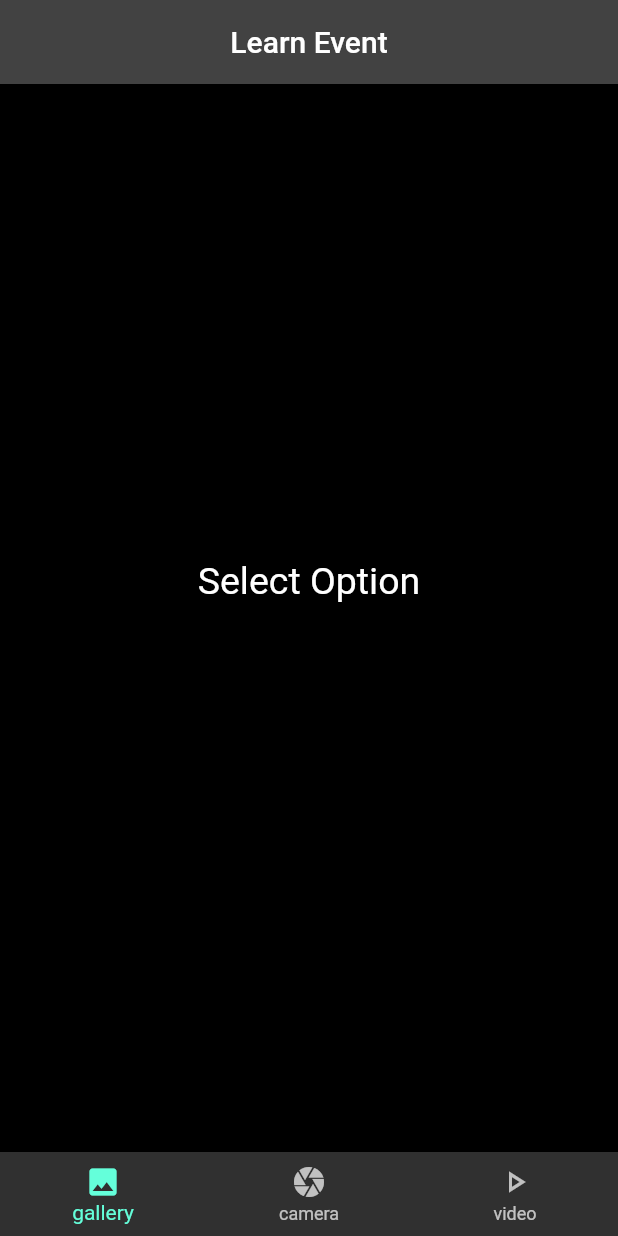
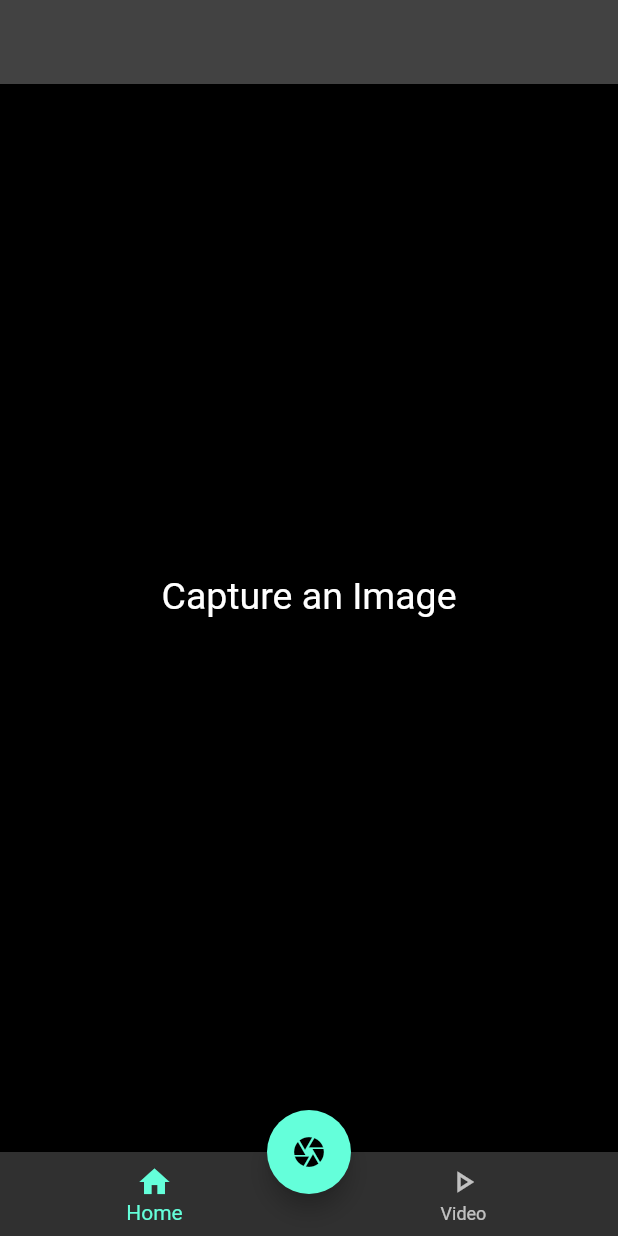
Before and after one commit to learnevent/edu_app, a Flutter app: the screen it shows after launch, on a phone screen of 412 x 824 dp. Run offline on Flutter 3.47's test engine with Material 2 defaults, Android fonts, the phone set to English and light mode, and no system bars; our stand-ins replace hooks_riverpod, image_picker, youtube_player_flutter; missing offline and left inert: google_mlkit_image_labeling, google_mlkit_object_detection.

Commit message:
Added stateProviders and modified behaviour

```diff
--- a/lib/pages/homepage/homepage.dart
+++ b/lib/pages/homepage/homepage.dart
@@ -1,83 +1,56 @@
+// ignore_for_file: avoid_print
+// ignore_for_file: must_be_immutable
 import 'dart:io';
 import 'package:flutter/material.dart';
 import 'package:image_picker/image_picker.dart';
-import 'package:progress_indicators/progress_indicators.dart';
+import 'package:hooks_riverpod/hooks_riverpod.dart';
 import 'package:google_mlkit_image_labeling/google_mlkit_image_labeling.dart';
 import 'package:google_mlkit_object_detection/google_mlkit_object_detection.dart';
-import 'format_label_list.dart';
+import 'process_image.dart';
 
-class HomePage extends StatefulWidget {
-  const HomePage({Key? key}) : super(key: key);
+// We create a "provider", which will store a value (here 'Capture an Image').
+// By using a provider, this allows us to mock/override the value exposed.
+final promptProvider = StateProvider((_) => 'Capture an Image');
+final imageSourceProvider = StateProvider((_) => '');
+final pathProvider = StateProvider((_) => '');
+// TODO: Convert into FutureProvider
+final scannedTextProvider = StateProvider((_) => '');
+
+class HomePage extends HookConsumerWidget {
+  HomePage({Key? key}) : super(key: key);
+  final controller = TextEditingController();
 
   @override
-  State<HomePage> createState() => _HomePageState();
-}
+  Widget build(BuildContext context, WidgetRef ref) {
+    String prompt = ref.watch(promptProvider);
+    String source = ref.watch(imageSourceProvider);
+    String path = ref.watch(pathProvider);
+    String scannedText = ref.watch(scannedTextProvider);
 
-class _HomePageState extends State<HomePage> {
-  late TextEditingController controller;
-
-  @override
-  void initState() {
-    super.initState();
-    controller = TextEditingController();
-  }
-
-  @override
-  void dispose() {
-    controller.dispose();
-    super.dispose();
-  }
-
-  int _currentIndex = 0;
-
-  XFile? imageFile;
-
-  bool checking = false;
-
-  String scannedText = "";
-
-  @override
-  Widget build(BuildContext context) {
     return Scaffold(
       appBar: AppBar(
         centerTitle: true,
-        title: const Text("Learn Event"),
+        title: Text(source),
       ),
+
       body: Center(
         child: SingleChildScrollView(
           child: Column(
             children: [
-              if (imageFile == null && checking == false)
+              if (path.isEmpty)
+                Text(
+                  prompt,
+                  style: const TextStyle(fontSize: 25),
+                ),
               Column(
-                  crossAxisAlignment: CrossAxisAlignment.center,
-                  children: const [
-                    Text(
-                      'Select Option',
-                      style: TextStyle(fontSize: 25),
-                    ),
-                    SizedBox(
-                      height: 20,
-                    )
-                  ],
-                ),
-              if (imageFile != null)
+                children: [
+                  if (path.isNotEmpty)
                     SizedBox(
                       height: 300,
                       width: 600,
-                  child: Image.file(File(imageFile!.path)),
+                      child: Image.file(File(path)),
                     ),
-              if (checking == true)
-                // JumpingDotsProgressIndicator(
-                //   fontSize: 100.0,
-                //   color: Colors.white,
-                // ),
-                GlowingProgressIndicator(
-                  duration: const Duration(milliseconds: 150),
-                  child: const Icon(
-                    Icons.visibility_sharp,
-                    size: 100.0,
-                  ),
-                ),
+                  // TODO: Handle scannedText asynchronously + Add progress indicator
                   Text(
                     scannedText,
                     style: const TextStyle(fontSize: 25),
@@ -85,34 +58,25 @@ class _HomePageState extends State<HomePage> {
                   ),
                 ],
               ),
+            ],
+          ),
         ),
       ),
       bottomNavigationBar: BottomNavigationBar(
         items: const [
-          BottomNavigationBarItem(icon: Icon(Icons.photo), label: 'gallery'),
-          BottomNavigationBarItem(icon: Icon(Icons.camera), label: 'camera'),
+          BottomNavigationBarItem(icon: Icon(Icons.home), label: 'Home'),
           BottomNavigationBarItem(
-              icon: Icon(Icons.play_arrow_outlined), label: 'video'),
+              icon: Icon(Icons.play_arrow_outlined), label: 'Video'),
         ],
-        onTap: _changeIndex,
-        currentIndex: _currentIndex,
-      ),
-    );
+        onTap: (int index) async {
+          if (index == 0) {
+            // TODO: Find a better way to dispose of state
+            ref.read(promptProvider.state).state = 'Capture an Image';
+            ref.read(imageSourceProvider.state).state = 'Home';
+            ref.read(pathProvider.state).state = '';
+            ref.read(scannedTextProvider.state).state = '';
           }
-
-  void _changeIndex(int value) async {
-    _currentIndex = value;
-    scannedText = "";
-
-    if (_currentIndex == 0) {
-      processImage(ImageSource.gallery);
-    }
-
-    if (_currentIndex == 1) {
-      processImage(ImageSource.camera);
-    }
-
-    if (_currentIndex == 2) {
+          if (index == 1) {
             void submit() {
               Navigator.of(context).pop(controller.text);
               controller.clear();
@@ -129,53 +93,40 @@ class _HomePageState extends State<HomePage> {
                         onSubmitted: (_) => submit,
                       ),
                       actions: [
-                  TextButton(onPressed: submit, child: const Text('Submit'))
+                        TextButton(
+                            onPressed: submit, child: const Text('Submit'))
                       ],
                     ));
 
             Navigator.of(context).pushNamed('/video', arguments: keyword);
           }
-  }
+        },
+      ),
+      floatingActionButtonLocation: FloatingActionButtonLocation.centerDocked,
+      //Init Floating Action Bubble
+      floatingActionButton: FloatingActionButton(
+        // Menu items
+        child: const Icon(Icons.camera),
+        onPressed: () async {
+          // TODO: Find a better way to dispose of state
+          ref.read(promptProvider.state).state = '';
+          ref.read(pathProvider.state).state = '';
+          ref.read(scannedTextProvider.state).state = '';
+          XFile? imageFile;
 
-  void processImage(ImageSource source) async {
-    final imageLabeler =
-        ImageLabeler(options: ImageLabelerOptions(confidenceThreshold: 0.6));
+          // ? Optional: Gallery feature
+          // ref.read(imageSourceProvider.state).state = 'gallery';
+          // imageFile =
+          //     await ImagePicker().pickImage(source: ImageSource.gallery);
 
-    final objectDetector = ObjectDetector(
-        options: ObjectDetectorOptions(
-            mode: DetectionMode.singleImage,
-            classifyObjects: true,
-            multipleObjects: true));
-
-    try {
-      imageFile = null;
-      checking = true;
-      setState(() {});
-
-      final pickedImage = await ImagePicker().pickImage(source: source);
-
-      if (pickedImage != null) {
-        imageFile = pickedImage;
-
-        final inputImage = InputImage.fromFilePath(pickedImage.path);
-
-        List<ImageLabel> labeledObjects =
-            await imageLabeler.processImage(inputImage);
-        await imageLabeler.close();
-
-        List<DetectedObject> detectedObjects =
-            await objectDetector.processImage(inputImage);
-        await objectDetector.close();
-        scannedText = formatLabelList(labeledObjects, detectedObjects);
-        // scannedText = formatLabelList(labeledObjects);
-
-        checking = false;
-        setState(() {});
-      }
-    } catch (e) {
-      imageFile = null;
-      scannedText = "Error occured while scanning";
-      setState(() {});
+          // TODO: Extract functionality into separate class
+          ref.read(imageSourceProvider.state).state = 'Camera';
+          imageFile = await ImagePicker().pickImage(source: ImageSource.camera);
+          ref.read(pathProvider.state).state = imageFile!.path;
+          ref.read(scannedTextProvider.state).state =
+              await processImage(InputImage.fromFilePath(imageFile.path));
+        },
+      ),
+    );
   }
 }
-}
```
Also changed, not shown: lib/pages/homepage/process_image.dart (added, +23 -0 lines). Lines whose indentation alone changed are shown as unchanged.
